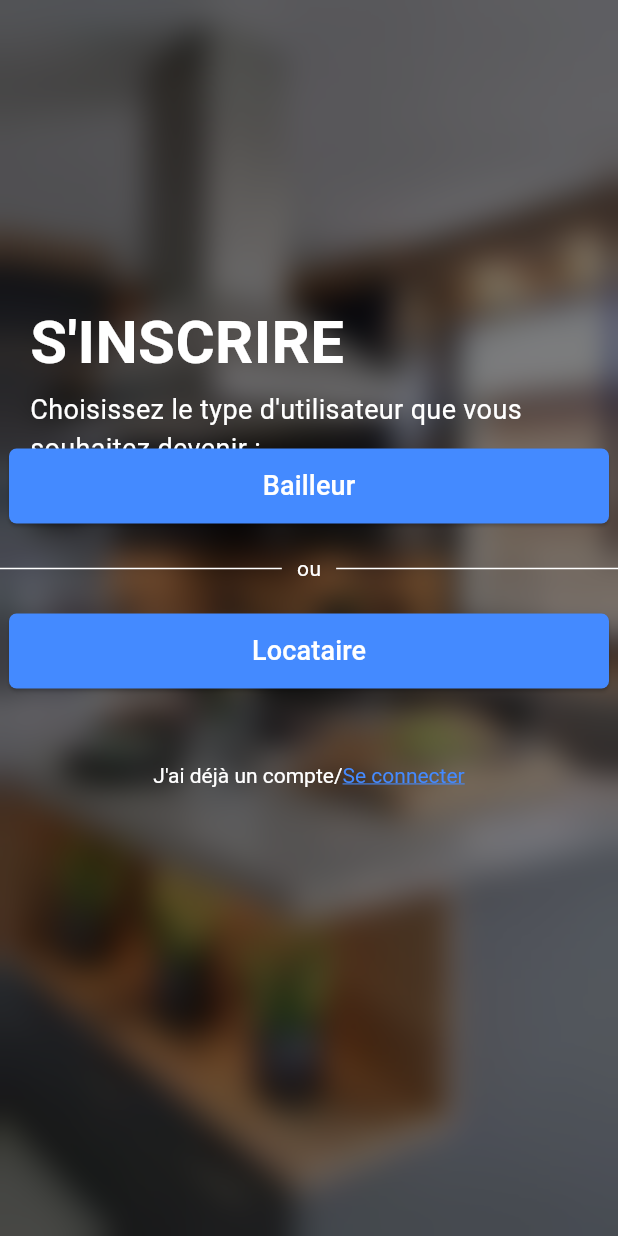
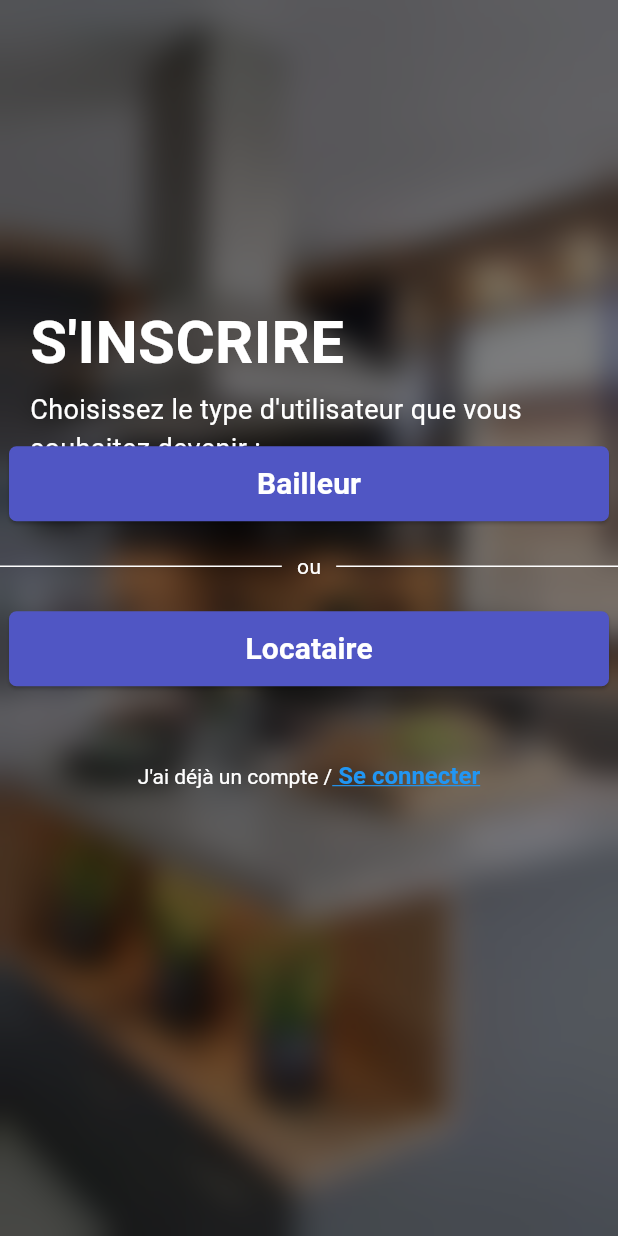
Before and after one commit to Nicolas-Ohlin/Luka-Ya-Yo-App, a Flutter app: the screen it shows after launch, after a tap on "LOOK AT", on a phone screen of 412 x 824 dp. Run offline on Flutter 3.47's test engine with Material 3 defaults, Android fonts, the phone set to English and light mode, and no system bars; our stand-ins replace dio, faker; network calls fail.

Commit message:
changement de couleur sur la

```diff
--- a/lib/Pages/lessor_or_tenantPage.dart
+++ b/lib/Pages/lessor_or_tenantPage.dart
@@ -1,5 +1,6 @@
 import 'dart:ui' show ImageFilter;
 
+import 'package:contacts_exos/Constants/constants.dart';
 import 'package:flutter/gestures.dart';
 import 'package:flutter/material.dart';
 
@@ -70,11 +71,15 @@ class lessor_or_tenant_Page extends StatelessWidget {
                           borderRadius: BorderRadius.circular(5),
                         ),
                         fixedSize: const Size(400, 50),
-                        backgroundColor: Colors.blueAccent,
+                        backgroundColor: Constants.violetIris,
                       ),
                       child: const Text(
                         'Bailleur',
-                        style: TextStyle(fontSize: 18, color: Colors.white),
+                        style: TextStyle(
+                          fontSize: 20,
+                          fontWeight: FontWeight.bold,
+                          color: Colors.white,
+                        ),
                       ),
                     ),
 
@@ -94,7 +99,9 @@ class lessor_or_tenant_Page extends StatelessWidget {
                           padding: EdgeInsets.symmetric(horizontal: 10),
                           child: Text(
                             'ou',
-                            style: TextStyle(color: Colors.white),
+                            style: TextStyle(
+                              color: Colors.white,
+                            ),
                           ),
                         ),
                         Expanded(
@@ -122,11 +129,15 @@ class lessor_or_tenant_Page extends StatelessWidget {
                           borderRadius: BorderRadius.circular(5),
                         ),
                         fixedSize: const Size(400, 50),
-                        backgroundColor: Colors.blueAccent,
+                        backgroundColor: Constants.violetIris,
                       ),
                       child: const Text(
                         'Locataire',
-                        style: TextStyle(fontSize: 18, color: Colors.white),
+                        style: TextStyle(
+                          fontSize: 20,
+                          fontWeight: FontWeight.bold,
+                          color: Colors.white,
+                        ),
                       ),
                     ),
 
@@ -134,13 +145,15 @@ class lessor_or_tenant_Page extends StatelessWidget {
                     const SizedBox(height: 50),
                     RichText(
                       text: TextSpan(
-                        text: 'J\'ai déjà un compte/',
+                        text: 'J\'ai déjà un compte /',
                         style: const TextStyle(color: Colors.white),
                         children: [
                           TextSpan(
-                            text: 'Se connecter',
+                            text: ' Se connecter',
                             style: const TextStyle(
-                                color: Colors.blueAccent,
+                                color: Colors.blue,
+                                fontWeight: FontWeight.bold,
+                                fontSize: 16,
                                 decoration: TextDecoration.underline),
                             recognizer: TapGestureRecognizer()
                               ..onTap = () {
```
